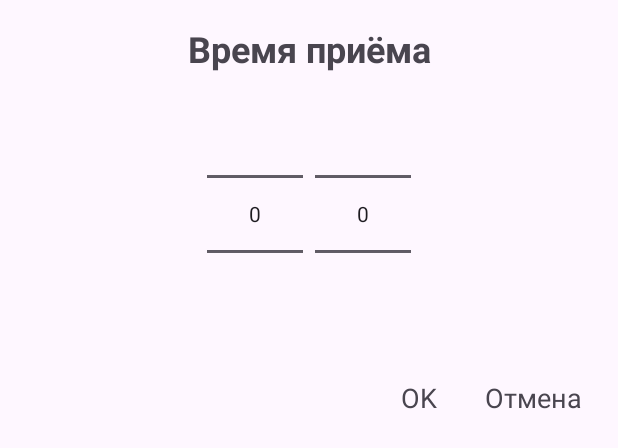
After one commit to KotlyarovSergey/PillsNumberOne, an Android app: the layout dialog_set_time.xml on its own in the app's theme, with its tools: preview values and no code run, on a phone screen of 412 x 824 dp. The commit adds this screen. Shown: the top 448 px of the screen. Run offline under Robolectric (Android 15) with nearby library versions, the phone set to English and light mode, and no system bars.

Commit message:
SetTimeDialog

```diff
--- a/app/src/main/java/com/ksv/pillsnumberone/presentation/view/EditDialog.kt
+++ b/app/src/main/java/com/ksv/pillsnumberone/presentation/view/EditDialog.kt
@@ -17,8 +17,8 @@ class EditDialog : DialogFragment() {
         val binding = DialogEditTwoBinding.inflate(requireActivity().layoutInflater)
         val itemId = EditDialogArgs.fromBundle(requireArguments()).id
 
-        val pill = viewModel.actualData.value.firstOrNull { it is DataItem.Pill && it.id == itemId }
-        if (pill != null && pill is DataItem.Pill) {
+        val pill = viewModel.getPillByID(itemId)
+        pill?.let {
             binding.edMedicineTitle.setText(pill.title)
             binding.edMedicineRecipe.setText(pill.recipe)
             binding.ok.setOnClickListener {
@@ -30,8 +30,6 @@ class EditDialog : DialogFragment() {
                 dismiss()
             }
             binding.cancel.setOnClickListener { dismiss() }
-        } else {
-            dismiss()
         }
 
         val dialog = AlertDialog.Builder(requireContext())
--- a/app/src/main/res/layout/dialog_edit_two.xml
+++ b/app/src/main/res/layout/dialog_edit_two.xml
@@ -21,8 +21,8 @@
         android:layout_width="match_parent"
         android:layout_height="wrap_content"
         android:layout_marginVertical="8dp"
-        app:endIconTint="#C62828"
         app:endIconMode="clear_text">
+<!--        app:endIconTint="#C62828"-->
 
         <com.google.android.material.textfield.TextInputEditText
             android:id="@+id/ed_medicine_title"
@@ -38,8 +38,8 @@
         android:layout_width="match_parent"
         android:layout_height="wrap_content"
         android:layout_marginVertical="8dp"
-        app:endIconTint="#C62828"
         app:endIconMode="clear_text">
+<!--        app:endIconTint="#C62828"-->
 
         <com.google.android.material.textfield.TextInputEditText
             android:id="@+id/ed_medicine_recipe"
--- /dev/null
+++ b/app/src/main/res/layout/dialog_set_time.xml
@@ -0,0 +1,64 @@
+<?xml version="1.0" encoding="utf-8"?>
+<LinearLayout xmlns:android="http://schemas.android.com/apk/res/android"
+    xmlns:app="http://schemas.android.com/apk/res-auto"
+    android:layout_width="match_parent"
+    android:layout_height="wrap_content"
+    android:orientation="vertical"
+    android:padding="8dp">
+
+    <TextView
+        android:layout_width="match_parent"
+        android:layout_height="wrap_content"
+        android:textAlignment="center"
+        android:text="@string/time_picker_title"
+        android:textSize="24sp"
+        android:textStyle="bold"
+        android:layout_marginTop="8dp"/>
+
+    <LinearLayout
+        android:layout_width="match_parent"
+        android:layout_height="wrap_content"
+        android:gravity="center"
+        android:orientation="horizontal">
+
+        <NumberPicker
+            android:id="@+id/hours"
+            android:layout_width="wrap_content"
+            android:layout_margin="4dp"
+            android:layout_height="wrap_content"/>
+
+        <NumberPicker
+            android:id="@+id/minutes"
+            android:layout_width="wrap_content"
+            android:layout_margin="4dp"
+            style="@style/NumberPickerText"
+            android:layout_height="wrap_content"/>
+
+    </LinearLayout>
+
+
+    <LinearLayout
+        android:layout_width="match_parent"
+        android:layout_height="wrap_content"
+        android:layout_marginVertical="16dp"
+        android:gravity="end"
+        android:orientation="horizontal">
+
+        <TextView
+            android:id="@+id/ok"
+            android:layout_width="wrap_content"
+            android:layout_height="wrap_content"
+            android:layout_marginHorizontal="16dp"
+            android:text="@string/alert_dialog_ok"
+            android:textSize="18sp" />
+
+        <TextView
+            android:id="@+id/cancel"
+            android:layout_width="wrap_content"
+            android:layout_height="wrap_content"
+            android:layout_marginHorizontal="16dp"
+            android:text="@string/alert_dialog_cancel"
+            android:textSize="18sp" />
+
+    </LinearLayout>
+</LinearLayout>
--- a/app/src/main/res/values/styles.xml
+++ b/app/src/main/res/values/styles.xml
@@ -16,20 +16,11 @@
 
         <item name="thumbTint">@drawable/selector_switch_thumb</item>
 
-<!--        <item name="colorPrimary">#41A91D</item>-->
-<!--        <item name="colorOnPrimary">#CE1010</item>-->
-<!--        <item name="colorOnPrimaryContainer">#1D34DE</item>-->
-<!--        <item name="colorOutline">#CFD1DE</item>-->
-<!--        <item name="thumbColor">#CE1010</item>-->
-<!--        <item name="thumbTint">#CE1010</item>-->
-<!--        <item name="colorSwitchThumbNormal">#CE1010</item>-->
-<!--        <item name="colorControlActivated">#CE1010</item>-->
-<!--        <item name="colorSurfaceContainer">#CE1010</item>-->
-<!--        <item name="colorSurfaceContainerLow">#CE1010</item>-->
-<!--        <item name="colorSurfaceContainerLowest">#CE1010</item>-->
-<!--        <item name="colorSurfaceContainerHigh">#CE1010</item>-->
-<!--        <item name="colorSurfaceContainerHighest">#CE1010</item>-->
-<!--        <item name="colorPrimaryDark">#124323</item>-->
     </style>
 
+    <style name="NumberPickerText">
+        <item name="android:textSize">48sp</item>
+    </style>
+
+
 </resources>
```
Also changed, not shown: app/src/main/java/com/ksv/pillsnumberone/model/DataItemService.kt (+6 -8 lines), app/src/main/java/com/ksv/pillsnumberone/playground.kt (+20 -8 lines), app/src/main/java/com/ksv/pillsnumberone/presentation/view/SetTimeDialog.kt (added, +81 -0 lines), app/src/main/java/com/ksv/pillsnumberone/presentation/view/TestFragment.kt (+4 -19 lines), app/src/main/java/com/ksv/pillsnumberone/presentation/viewmodel/TestViewModel.kt (+13 -7 lines), app/src/main/res/navigation/nav_graph.xml (+19 -0 lines).
